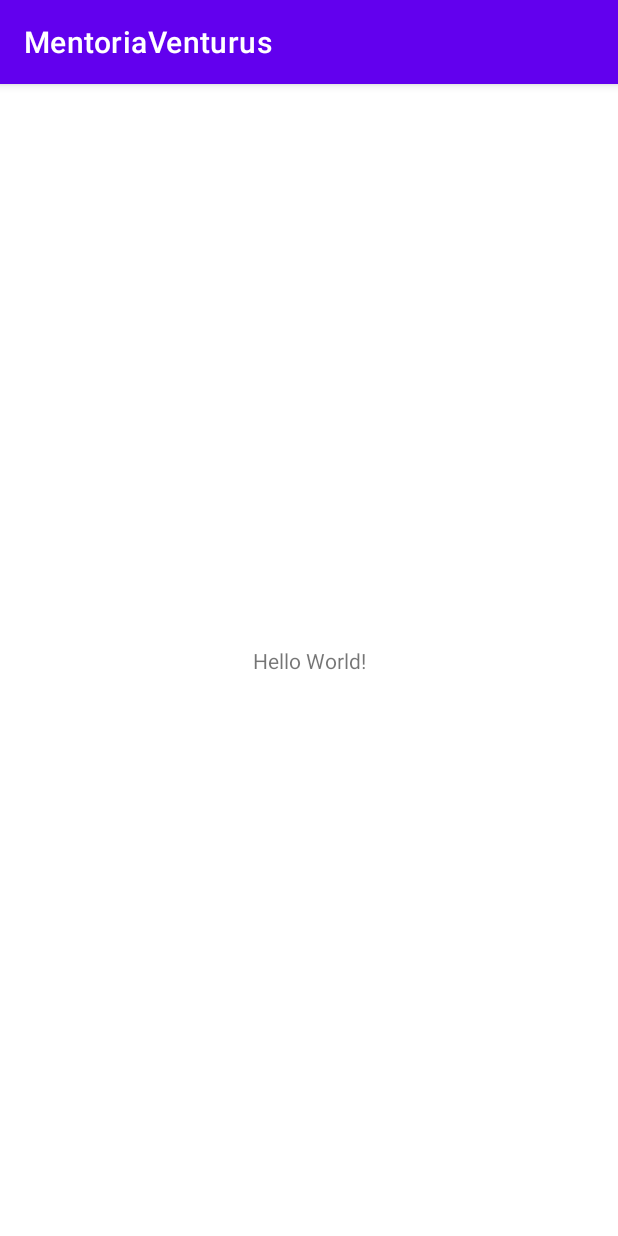
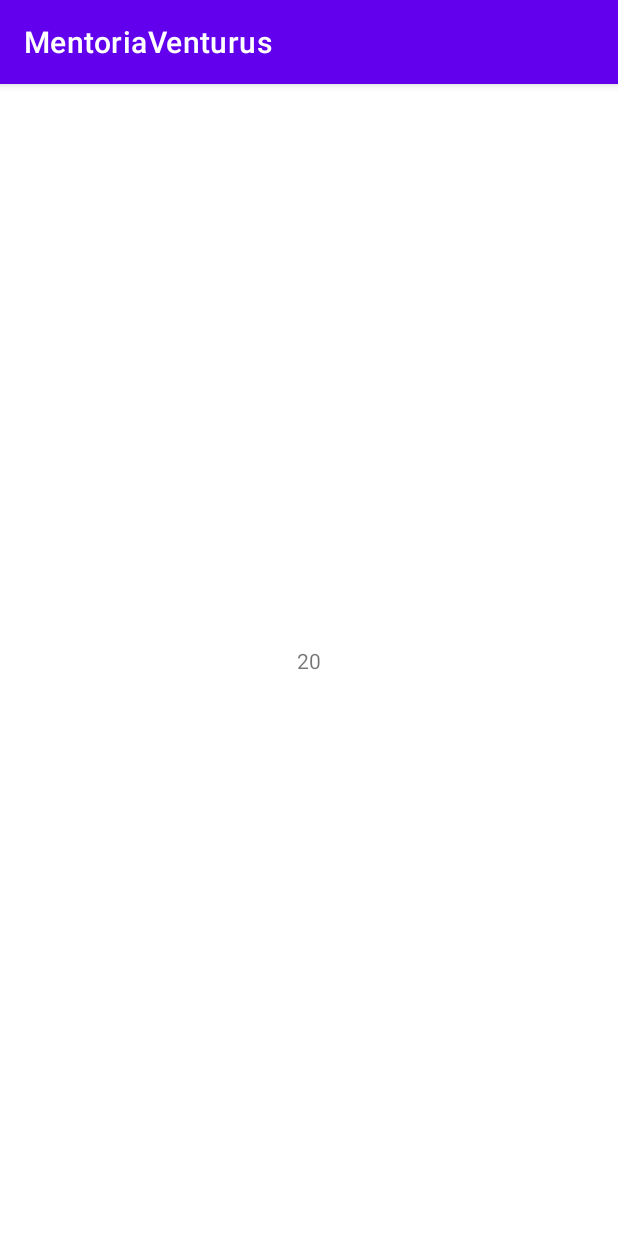
Before and after one commit to steffesonlira/MentoriaVenturus, an Android app: the screen it shows after launch (MVVMMainActivity before the commit, MVPMainActivity after it), on a phone screen of 412 x 824 dp. Run offline under Robolectric (Android 15) with nearby library versions, the phone set to English and light mode, and no system bars.

Commit message:
Implementado MVP

```diff
--- a/app/src/main/AndroidManifest.xml
+++ b/app/src/main/AndroidManifest.xml
@@ -9,7 +9,7 @@
         android:roundIcon="@mipmap/ic_launcher_round"
         android:supportsRtl="true"
         android:theme="@style/Theme.MentoriaVenturus">
-        <activity android:name=".MVVMMainActivity">
+        <activity android:name=".mvp.MVPMainActivity">
             <intent-filter>
                 <action android:name="android.intent.action.MAIN" />
 
--- a/app/src/main/java/com/example/mentoriaventurus/MVPMainActivity.kt
+++ /dev/null
@@ -1,4 +0,0 @@
-package com.example.mentoriaventurus
-
-class MVPMainActivity {
-}
--- /dev/null
+++ b/app/src/main/java/com/example/mentoriaventurus/mvp/MVPContract.kt
@@ -0,0 +1,12 @@
+package com.example.mentoriaventurus.mvp
+
+interface MVPContract {
+
+    interface View {
+        fun showResult(result: Int)
+    }
+
+    interface Presenter {
+        fun calculate(operation: String, firstValue: Int, secondValue: Int)
+    }
+}
--- /dev/null
+++ b/app/src/main/java/com/example/mentoriaventurus/mvp/MVPMainActivity.kt
@@ -0,0 +1,27 @@
+package com.example.mentoriaventurus.mvp
+
+import android.os.Bundle
+import android.widget.TextView
+import androidx.appcompat.app.AppCompatActivity
+import com.example.mentoriaventurus.R
+
+class MVPMainActivity : AppCompatActivity(), MVPContract.View {
+
+    lateinit var textResult: TextView
+    lateinit var mpvPresenter: MVPPresenter
+
+    override fun onCreate(savedInstanceState: Bundle?) {
+        super.onCreate(savedInstanceState)
+        setContentView(R.layout.activity_main_mvp)
+
+        textResult = findViewById(R.id.tv_result)
+
+        mpvPresenter = MVPPresenter(this)
+
+        mpvPresenter.calculate("SUM", 10, 10)
+    }
+
+    override fun showResult(result: Int) {
+        textResult.text = result.toString()
+    }
+}
--- /dev/null
+++ b/app/src/main/java/com/example/mentoriaventurus/mvp/MVPPresenter.kt
@@ -0,0 +1,15 @@
+package com.example.mentoriaventurus.mvp
+
+class MVPPresenter(private var view: MVPContract.View) : MVPContract.Presenter {
+
+    override fun calculate(operation: String, firstValue: Int, secondValue: Int) {
+        val result = when (operation) {
+            "SUM" -> firstValue + secondValue
+            "MULTIPLICATION" -> firstValue * secondValue
+            "DIVISION" -> firstValue / secondValue
+            else -> firstValue - secondValue
+        }
+
+        view.showResult(result)
+    }
+}
--- a/app/src/main/java/com/example/mentoriaventurus/MVVMMainActivity.kt
+++ b/app/src/main/java/com/example/mentoriaventurus/mvvm/MVVMMainActivity.kt
@@ -1,11 +1,13 @@
-package com.example.mentoriaventurus
+package com.example.mentoriaventurus.mvvm
 
 import androidx.appcompat.app.AppCompatActivity
 import android.os.Bundle
+import com.example.mentoriaventurus.R
 
 class MVVMMainActivity : AppCompatActivity() {
+
     override fun onCreate(savedInstanceState: Bundle?) {
         super.onCreate(savedInstanceState)
-        setContentView(R.layout.activity_main)
+        setContentView(R.layout.activity_main_mvp)
     }
 }
--- a/app/src/main/java/com/example/mentoriaventurus/presenter/MVPContract.kt
+++ /dev/null
@@ -1,12 +0,0 @@
-package com.example.mentoriaventurus.presenter
-
-interface MVPContract {
-
-    interface View{
-
-    }
-
-    interface Presenter{
-
-    }
-}
--- a/app/src/main/res/layout/activity_main.xml
+++ b/app/src/main/res/layout/activity_main_mvp.xml
@@ -4,9 +4,10 @@
     xmlns:tools="http://schemas.android.com/tools"
     android:layout_width="match_parent"
     android:layout_height="match_parent"
-    tools:context=".MVVMMainActivity">
+    tools:context=".mvvm.MVVMMainActivity">
 
     <TextView
+        android:id="@+id/tv_result"
         android:layout_width="wrap_content"
         android:layout_height="wrap_content"
         android:text="Hello World!"
```
